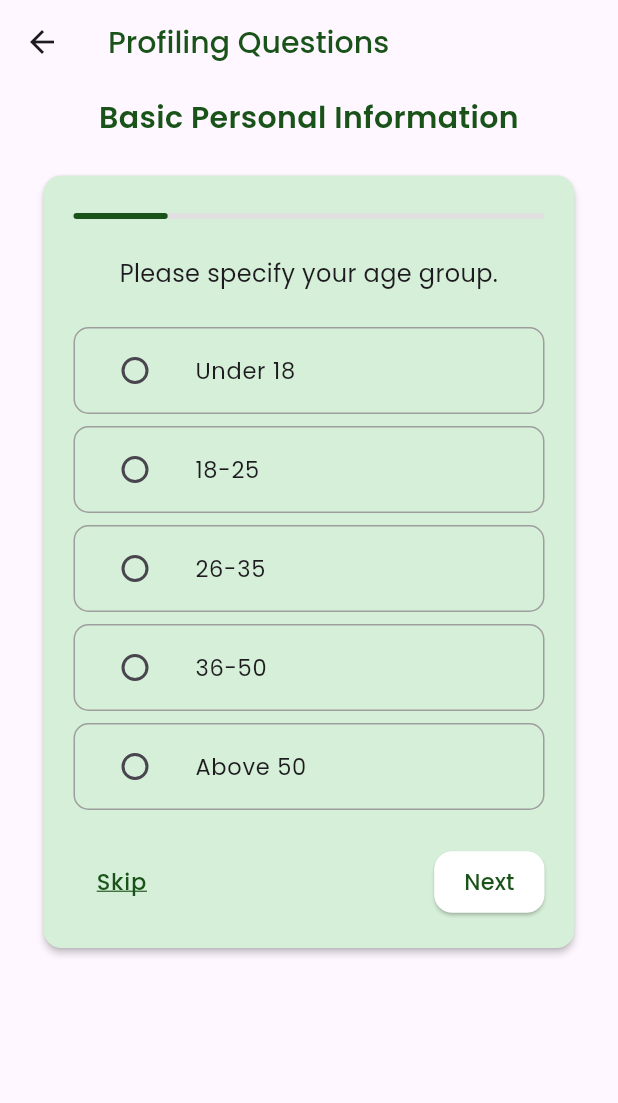
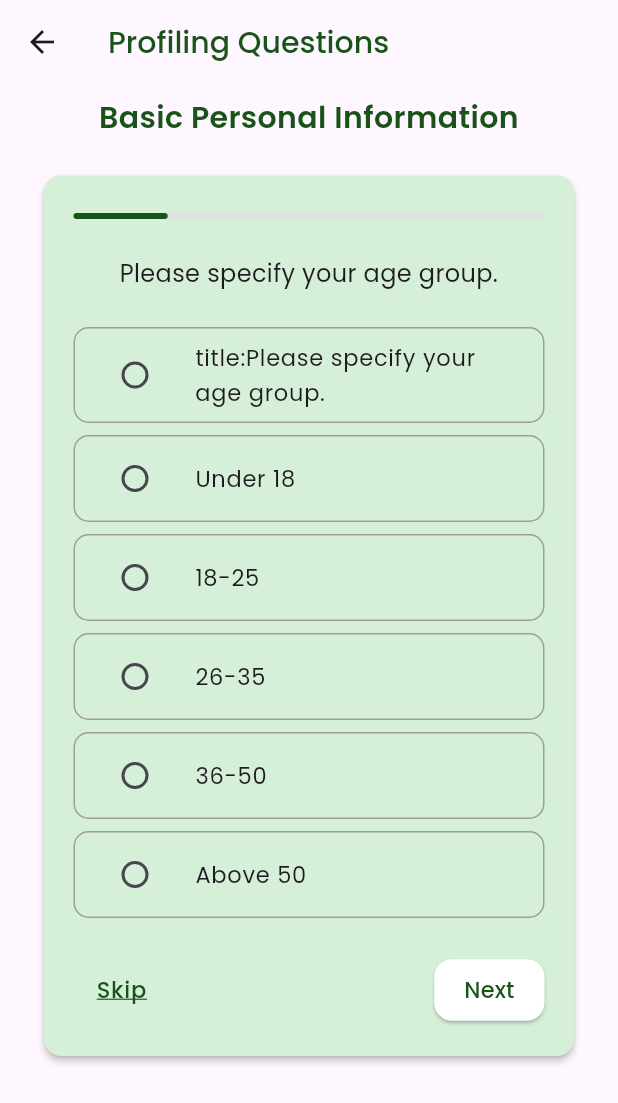
Before and after one commit to techuila/better-bites-app, a Flutter app: the ProfilingQuestionsPage screen opened directly, on a phone screen of 412 x 824 dp. Shown: the top 1103 px of the screen. Run offline on Flutter 3.47's test engine with Material 3 defaults, Android fonts, the phone set to English and light mode, and no system bars; our stand-ins replace camera, flutter_svg, image_picker, loading_animation_widget, sqflite; missing offline and left inert: google_mlkit_text_recognition; accounts and stored records are empty.

Commit message:
UI Update
Added text to the profiling

```diff
--- a/lib/screens/profiling.dart
+++ b/lib/screens/profiling.dart
@@ -11,7 +11,8 @@ class ProfilingQuestionsPage extends StatefulWidget {
 }
 
 class _ProfilingQuestionsPageState extends State<ProfilingQuestionsPage> {
-  final ProfilingService profilingService = ProfilingService(profilingRepo: ProfilingRepo());
+  final ProfilingService profilingService =
+      ProfilingService(profilingRepo: ProfilingRepo());
   String _age = '';
   String _sex = '';
   String? _selectedHeightRange;
@@ -21,6 +22,7 @@ class _ProfilingQuestionsPageState extends State<ProfilingQuestionsPage> {
 
 // lIST OF AGE OPTIONS
   List<String> ageOptions = [
+    "title:" "Please specify your age group.",
     'Under 18',
     '18-25',
     '26-35',
@@ -30,6 +32,7 @@ class _ProfilingQuestionsPageState extends State<ProfilingQuestionsPage> {
 
 // LIST OF HEIGHT OPTIONS
   final List<String> _heightOptions = [
+    "title:" "What is your height?",
     'Below 150 cm',
     '150-160 cm',
     '161-170 cm',
@@ -39,6 +42,7 @@ class _ProfilingQuestionsPageState extends State<ProfilingQuestionsPage> {
 
 // LIST OF WEIGHT OPTIONS
   final List<String> _weightOptions = [
+    "title:" "What is your weight?",
     'Under 50 kg',
     '50-60 kg',
     '61-70 kg',
@@ -48,6 +52,7 @@ class _ProfilingQuestionsPageState extends State<ProfilingQuestionsPage> {
 
   // LIST OF HEALTH CONDITIONS
   List<String> healthConditions = [
+    "title:" "Do you have any health conditions?",
     'Yes',
     'No',
   ];
@@ -69,7 +74,12 @@ class _ProfilingQuestionsPageState extends State<ProfilingQuestionsPage> {
   }
 
   Future<void> _submit() async {
-    await profilingService.saveProfile(age: _age, gender: _sex, height: _selectedHeightRange!, weight: _selectedWeightRange!, healthCondition: _healthCondition);
+    await profilingService.saveProfile(
+        age: _age,
+        gender: _sex,
+        height: _selectedHeightRange!,
+        weight: _selectedWeightRange!,
+        healthCondition: _healthCondition);
     Navigator.push(
       context,
       MaterialPageRoute(builder: (context) => Camera()),
```
Also changed, not shown: pubspec.lock.
